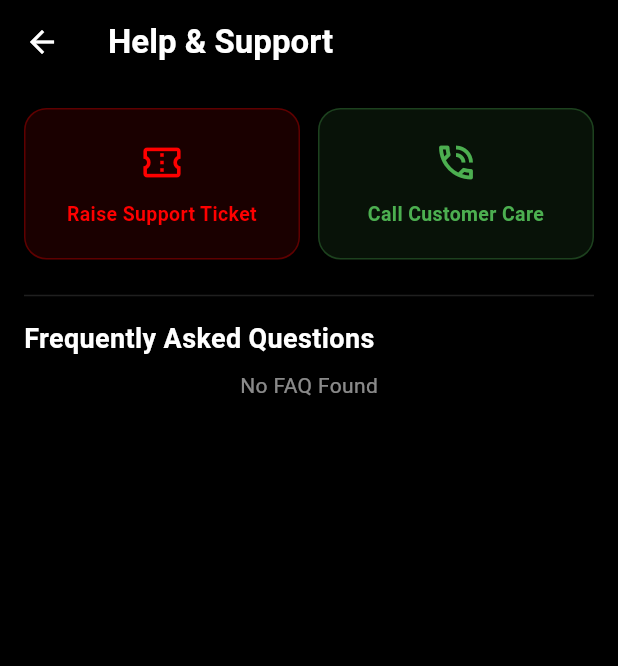
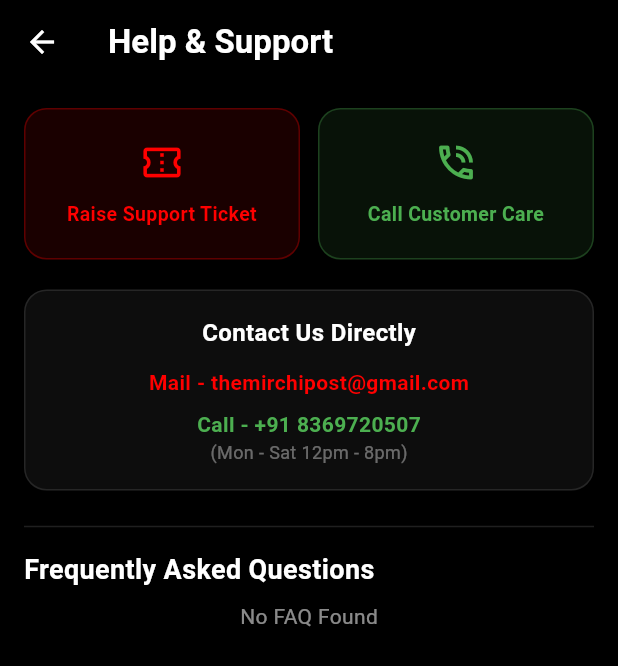
Before and after one commit to kritidigitalsolutions/mirchi-ott, a Flutter app: the HelpSupportPage screen opened directly, on a phone screen of 412 x 824 dp. Shown: the top 666 px of the screen. Run offline on Flutter 3.47's test engine with Material 3 defaults, Android fonts, the phone set to English and light mode, and no system bars; our stand-ins replace cached_network_image, dio, file_picker, firebase_core, firebase_messaging, flutter_local_notifications and 10 more; missing offline and left inert: mobile_scanner, razorpay_flutter; accounts and stored records are empty; network calls fail.

Commit message:
help page , home page

```diff
--- a/lib/view/homePages/mainHomepage.dart
+++ b/lib/view/homePages/mainHomepage.dart
@@ -6,6 +6,7 @@ import '../../utils/app_images.dart';
 import '../../utils/responsive.dart';
 import '../../view_model/content_controller/content_controller.dart';
 import '../../widgets/custom_network_image.dart';
+import 'package:url_launcher/url_launcher.dart';
 import '../navbar/bottomNavbar.dart';
 import '../dramaDetails/dramaDetailsPage.dart';
 import 'auto_slider.dart';
@@ -378,7 +379,7 @@ class MainHomePage extends StatelessWidget {
                     ),
                   ),
 
-                  if (isDesktop) _buildFooter(),
+                  _buildFooter(),
                   const SizedBox(height: 100),
                 ],
               ),
@@ -420,6 +421,11 @@ class MainHomePage extends StatelessWidget {
           const Text("MIRCHI OTT", style: TextStyle(color: AppColors.white, fontSize: 26, fontWeight: FontWeight.bold, letterSpacing: 2.0)),
           const SizedBox(height: 30),
           const Text("The ultimate destination for premium regional content. Watch the latest web series, movies, and originals anytime, anywhere.", textAlign: TextAlign.center, style: TextStyle(color: Colors.white70, fontSize: 16, height: 1.5)),
+          const SizedBox(height: 20),
+          InkWell(
+            onTap: () => launchUrl(Uri.parse("mailto:themirchipost@gmail.com")),
+            child: const Text("Email: themirchipost@gmail.com", style: TextStyle(color: AppColors.primary, fontSize: 16, fontWeight: FontWeight.w600)),
+          ),
           const SizedBox(height: 40),
           Wrap(
             alignment: WrapAlignment.center,
@@ -435,7 +441,7 @@ class MainHomePage extends StatelessWidget {
           const SizedBox(height: 50),
           const Divider(color: Colors.white12),
           const SizedBox(height: 30),
-          const Text("© 2024 Mirchi OTT. All Rights Reserved.", style: TextStyle(color: Colors.white38, fontSize: 13)),
+          const Text("© 2024 Mirchi OTT All Rights Reserved", style: TextStyle(color: Colors.white38, fontSize: 13)),
         ],
       ),
     );
--- a/lib/view/profile/help_page.dart
+++ b/lib/view/profile/help_page.dart
@@ -74,11 +74,46 @@ class _HelpSupportPageState extends State<HelpSupportPage> {
                         child: _buildActionCard(
                           icon: Icons.phone_in_talk_outlined,
                           label: "Call Customer Care",
-                          onTap: () => _makePhoneCall("+911234567890"),
+                          onTap: () => _makePhoneCall("+91 8369720507"),
                           color: Colors.green,
                         ),
                       ),
                     ],
+                  ),
+                  const SizedBox(height: 20),
+                  Container(
+                    width: double.infinity,
+                    padding: const EdgeInsets.all(16),
+                    decoration: BoxDecoration(
+                      color: Colors.white.withOpacity(0.05),
+                      borderRadius: BorderRadius.circular(15),
+                      border: Border.all(color: Colors.white10),
+                    ),
+                    child: Column(
+                      children: [
+                        const Text(
+                          "Contact Us Directly",
+                          style: TextStyle(color: Colors.white, fontWeight: FontWeight.bold, fontSize: 16),
+                        ),
+                        const SizedBox(height: 12),
+                        InkWell(
+                          onTap: () => launchUrl(Uri.parse("mailto:themirchipost@gmail.com")),
+                          child: const Text(
+                            "Mail - themirchipost@gmail.com",
+                            style: TextStyle(color: AppColors.primary, fontSize: 14, fontWeight: FontWeight.w600),
+                          ),
+                        ),
+                        const SizedBox(height: 8),
+                        const Text(
+                          "Call - +91 8369720507",
+                          style: TextStyle(color: Colors.green, fontSize: 14, fontWeight: FontWeight.w600),
+                        ),
+                        const Text(
+                          "(Mon - Sat 12pm - 8pm)",
+                          style: TextStyle(color: Colors.white38, fontSize: 12),
+                        ),
+                      ],
+                    ),
                   ),
                 ],
               ),
--- a/lib/view/profile/setting_page.dart
+++ b/lib/view/profile/setting_page.dart
@@ -1,6 +1,7 @@
 import 'package:flutter/material.dart';
 import 'package:get/get.dart';
 import 'package:mirchi_ott/utils/responsive.dart';
+import 'package:mirchi_ott/view/profile/help_page.dart';
 import '../../app/theme/app_colors.dart';
 import '../../view_model/profile/settings_controller.dart';
 
@@ -46,6 +47,7 @@ class SettingsPage extends StatelessWidget {
           const SizedBox(height: 20),
           _buildSectionHeader("Account"),
           _buildActionTile("Language", "English", () {}),
+          _buildActionTile("Help & Support", "", () => Get.to(() => const HelpSupportPage())),
           _buildActionTile("App Version", "1.0.0", null),
         ],
       ),
```
Also changed, not shown: 2 other files.
